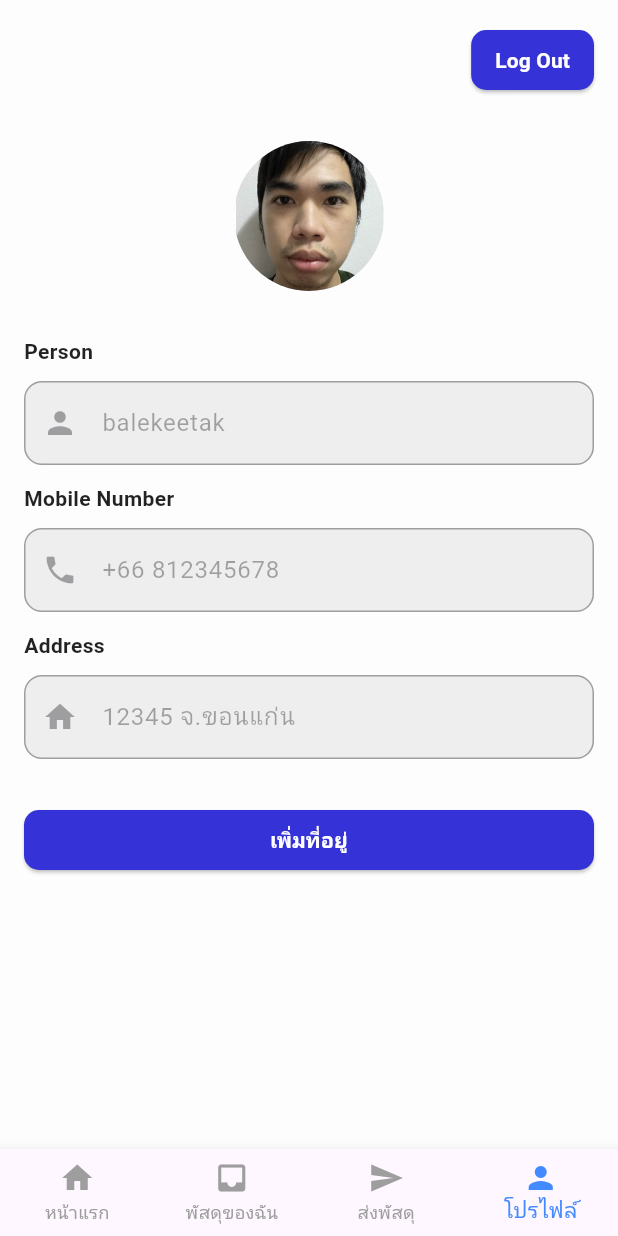
After one commit to Lunire/fasttrack, a Flutter app: the CustomerProfile screen opened directly, on a phone screen of 412 x 824 dp. The commit adds this screen. Run offline on Flutter 3.47's test engine with Material 3 defaults, Android fonts, the phone set to English and light mode, and no system bars.

Commit message:
customer pofile

```diff
--- /dev/null
+++ b/lib/pages/profile/customer_profile.dart
@@ -0,0 +1,177 @@
+import 'package:fasttrack/pages/auth/main_screen.dart';
+import 'package:fasttrack/pages/home/customer_home.dart';
+import 'package:flutter/material.dart';
+
+class CustomerProfile extends StatefulWidget {
+  const CustomerProfile({super.key});
+
+  @override
+  State<CustomerProfile> createState() => _CustomerProfileState();
+}
+
+class _CustomerProfileState extends State<CustomerProfile> {
+  final nameController = TextEditingController(text: 'balekeetak');
+  final phoneController = TextEditingController(text: '+66 812345678');
+  final addressController = TextEditingController(text: '12345 จ.ขอนแก่น');
+
+  void _onItemTapped(BuildContext context, int index) {
+    if (index == 0) {
+      Navigator.pushReplacement(
+        context,
+        MaterialPageRoute(builder: (context) => CustomerHome()),
+      );
+    } else if (index == 1) {
+      // Navigator.pushReplacement(
+      //   context,
+      //   MaterialPageRoute(builder: (context) => ParcelDashboardScreen()),
+      // );
+    } else if (index == 2) {
+      // Navigator.pushReplacement(
+      //   context,
+      //   MaterialPageRoute(builder: (context) => SendParcelScreen()),
+      // );
+    }
+  }
+
+  Widget buildDisplayField({
+    required IconData icon,
+    required String label,
+    required TextEditingController controller,
+  }) {
+    return Padding(
+      padding: const EdgeInsets.symmetric(vertical: 6.0),
+      child: Column(
+        crossAxisAlignment: CrossAxisAlignment.start,
+        children: [
+          // Label อยู่ข้างนอก
+          Text(
+            label,
+            style: const TextStyle(
+              fontSize: 14,
+              fontWeight: FontWeight.w600,
+              color: Colors.black87,
+            ),
+          ),
+          const SizedBox(height: 10),
+
+          // TextField
+          TextField(
+            controller: controller,
+            enabled: false,
+            decoration: InputDecoration(
+              prefixIcon: Icon(icon),
+              filled: true,
+              fillColor: Colors.grey[200],
+              border: OutlineInputBorder(
+                borderRadius: BorderRadius.circular(12),
+              ),
+            ),
+          ),
+        ],
+      ),
+    );
+  }
+
+  @override
+  Widget build(BuildContext context) {
+    return Scaffold(
+      backgroundColor: const Color(0xFFFDFDFD),
+      body: SingleChildScrollView(
+        padding: const EdgeInsets.all(16.0),
+        child: Column(
+          children: [
+            Align(
+              alignment: Alignment.centerRight,
+              child: ElevatedButton(
+                style: ElevatedButton.styleFrom(
+                  backgroundColor: const Color(0xFF3532D7), // สีพื้นหลัง
+                  foregroundColor: Colors.white, // สีตัวอักษร
+                  shape: RoundedRectangleBorder(
+                    borderRadius: BorderRadius.circular(10),
+                  ),
+                  padding: const EdgeInsets.symmetric(
+                    horizontal: 16,
+                    vertical: 8,
+                  ),
+                ),
+                onPressed: () {
+                  Navigator.pushReplacement(
+                    context,
+                    MaterialPageRoute(builder: (context) => MainScreen()),
+                  );
+                },
+                child: const Text(
+                  'Log Out',
+                  style: TextStyle(fontWeight: FontWeight.bold),
+                ),
+              ),
+            ),
+
+            const SizedBox(height: 30),
+
+            CircleAvatar(
+              radius: 50,
+              backgroundImage: AssetImage('assets/images/avatar.png'),
+            ),
+            SizedBox(height: 24),
+
+            buildDisplayField(
+              icon: Icons.person,
+              label: 'Person',
+              controller: nameController,
+            ),
+            buildDisplayField(
+              icon: Icons.phone,
+              label: 'Mobile Number',
+              controller: phoneController,
+            ),
+            buildDisplayField(
+              icon: Icons.home,
+              label: 'Address',
+              controller: addressController,
+            ),
+            SizedBox(height: 24),
+
+            SizedBox(
+              width: double.infinity,
+              child: ElevatedButton(
+                style: ElevatedButton.styleFrom(
+                  backgroundColor: const Color(0xFF3532D7), // สีพื้นหลัง
+                  foregroundColor: Colors.white, // สีตัวอักษร
+                  shape: RoundedRectangleBorder(
+                    borderRadius: BorderRadius.circular(10),
+                  ),
+                  padding: const EdgeInsets.symmetric(
+                    horizontal: 16,
+                    vertical: 8,
+                  ),
+                ),
+                onPressed: () {},
+                child: const Text(
+                  'เพิ่มที่อยู่',
+                  style: TextStyle(fontWeight: FontWeight.bold),
+                ),
+              ),
+            ),
+          ],
+        ),
+      ),
+      bottomNavigationBar: BottomNavigationBar(
+        type: BottomNavigationBarType.fixed, // ✅ ให้แสดง label ทุกอัน
+        currentIndex: 3, // อยู่หน้าแรก
+        selectedItemColor: Colors.blueAccent,
+        unselectedItemColor: Colors.grey,
+        onTap: (index) => _onItemTapped(context, index),
+        items: const [
+          BottomNavigationBarItem(icon: Icon(Icons.home), label: 'หน้าแรก'),
+          BottomNavigationBarItem(
+            icon: Icon(Icons.inbox),
+            label: 'พัสดุของฉัน',
+          ),
+          BottomNavigationBarItem(icon: Icon(Icons.send), label: 'ส่งพัสดุ'),
+          BottomNavigationBarItem(icon: Icon(Icons.person), label: 'โปรไฟล์'),
+        ],
+      ),
+    );
+  }
+}
```
Also changed, not shown: lib/pages/auth/loading.dart (+4 -7 lines), lib/pages/home/customer_home.dart (+6 -4 lines), lib/pages/home/rider_home.dart (+6 -9 lines), lib/pages/profile/rider_profile.dart (added, +150 -0 lines), assets/images/Group.png (added).
